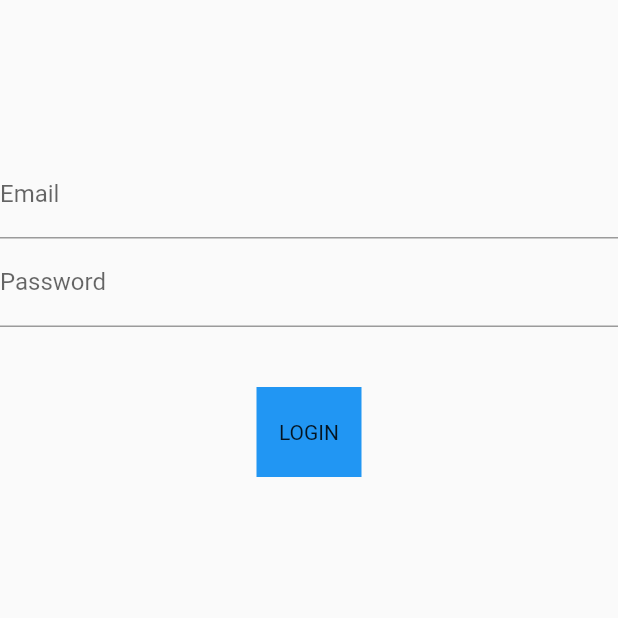
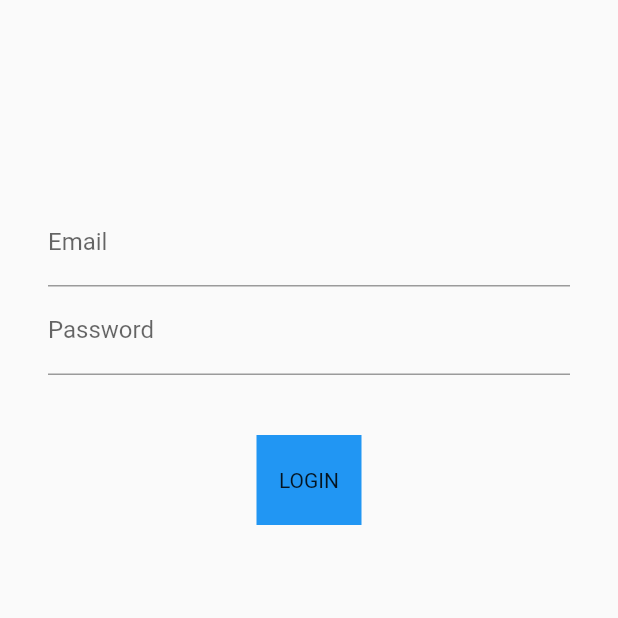
Before and after one commit to ahmadexe/Flutter-Firebase-Email-Auth, a Flutter app: the screen it shows after launch, on a phone screen of 412 x 824 dp, the top half of it. Run offline on Flutter 3.47's test engine with Material 2 defaults, Android fonts, the phone set to English and light mode, and no system bars; our stand-ins replace firebase_auth, firebase_core; accounts and stored records are empty.

Commit message:
Setting up screens

```diff
--- a/lib/screens/home_screen.dart
+++ b/lib/screens/home_screen.dart
@@ -9,6 +9,8 @@ class HomePage extends StatelessWidget {
   @override
   Widget build(BuildContext context) {
     return Material(
+      child: Padding(
+        padding: EdgeInsets.all(32),
         child: Column(
           mainAxisAlignment: MainAxisAlignment.start,
           crossAxisAlignment: CrossAxisAlignment.center,
@@ -31,15 +33,21 @@ class HomePage extends StatelessWidget {
               height: 40,
             ),
 
-          Align(alignment: Alignment.center, child: Container(
+            Align(alignment: Alignment.center, child: InkWell(
+              onTap: () {
+
+              },
+              child: Container(
                 width: 70,
                 height: 60,
                 color: Colors.blue,
                 child: Align(alignment: Alignment.center, child: Text("LOGIN"),),
+              ),
             ),)
 
           ],
         ),
+      ),
     );
   }
 }
--- a/lib/services/auth_services.dart
+++ b/lib/services/auth_services.dart
@@ -4,7 +4,7 @@ import 'dart:math';
 import 'package:firebase_auth/firebase_auth.dart';
 class AuthServices{
   final FirebaseAuth _auth = FirebaseAuth.instance;
-  Future SignIn({required email, required password}) async {
+    Future SignIn({required email, required password}) async {
     try{
       await _auth.signInWithEmailAndPassword(email: email, password: password);
     } catch (e) {
```
Lines whose indentation alone changed are shown as unchanged.
